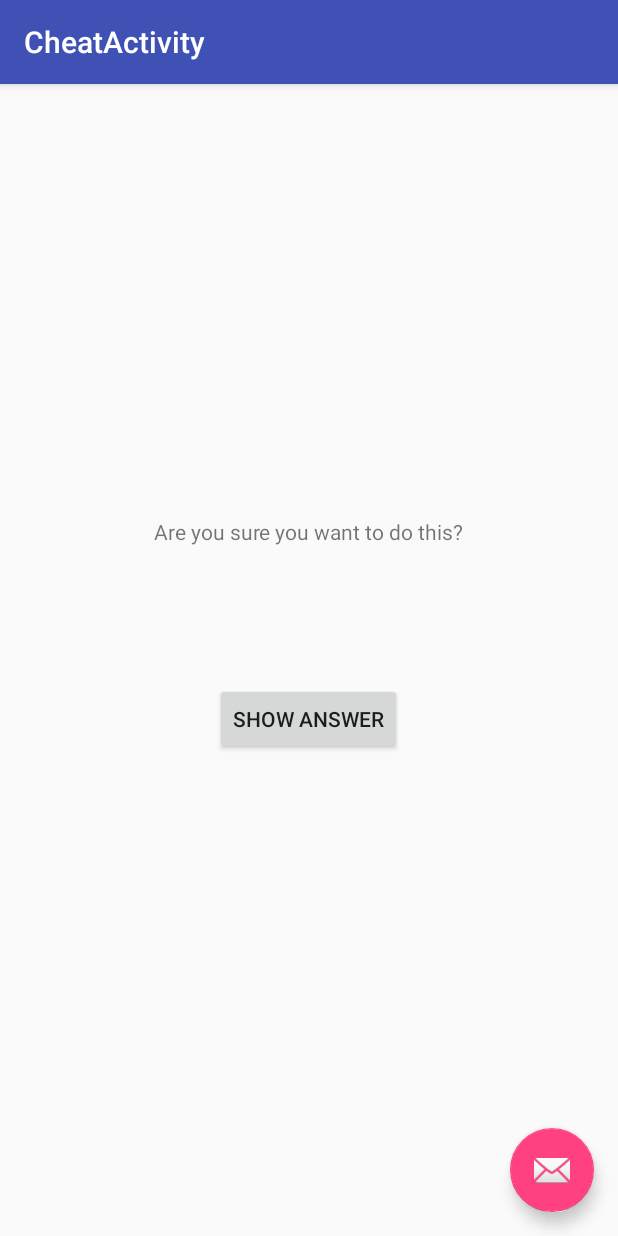
After one commit to agentbug/GeoQuiz, an Android app: the CheatActivity screen opened directly, with no data from a screen before it, on a phone screen of 412 x 824 dp. The commit adds this screen. Run offline under Robolectric (Android 15) with nearby library versions, the phone set to English and light mode, and no system bars.

Commit message:
chapitre 5 with cheating

```diff
--- a/app/src/main/AndroidManifest.xml
+++ b/app/src/main/AndroidManifest.xml
@@ -18,6 +18,11 @@
                 <category android:name="android.intent.category.LAUNCHER"/>
             </intent-filter>
         </activity>
+        <activity
+            android:name=".CheatActivity"
+            android:label="@string/title_activity_cheat"
+            android:theme="@style/AppTheme.NoActionBar">
+        </activity>
     </application>
 
 </manifest>
--- /dev/null
+++ b/app/src/main/java/com/bignerdranch/com/geoquiz/CheatActivity.java
@@ -0,0 +1,98 @@
+package com.bignerdranch.com.geoquiz;
+
+import android.content.Context;
+import android.content.Intent;
+import android.os.Bundle;
+import android.support.design.widget.FloatingActionButton;
+import android.support.design.widget.Snackbar;
+import android.support.v7.app.AppCompatActivity;
+import android.support.v7.widget.Toolbar;
+import android.view.View;
+import android.widget.Button;
+import android.widget.EditText;
+import android.widget.TextView;
+
+import org.w3c.dom.Text;
+
+public class CheatActivity extends AppCompatActivity {
+
+    private static final String EXTRA_ANSWER_IS_TRUE = "com.bignerdranch.android.geoquiz.answer_is_true";
+    private static final String EXTRA_ANSWER_SHOWN = "com.bignerdranch.android.geoquiz.answer_shown";
+    private boolean mAnswerIsTrue;
+
+    private TextView mAnswerTextView;
+    private Button mShowAnswer;
+
+    private boolean mIsCheater;
+
+    public static Intent newIntent(Context packageContext, boolean answerIsTrue){
+        Intent i = new Intent(packageContext, CheatActivity.class);
+        i.putExtra(EXTRA_ANSWER_IS_TRUE, answerIsTrue);
+        return i;
+    }
+
+    public static boolean wasAnswerShown(Intent result){
+        return result.getBooleanExtra(EXTRA_ANSWER_SHOWN,false);
+    }
+
+
+
+    @Override
+    protected void onCreate(Bundle savedInstanceState) {
+        super.onCreate(savedInstanceState);
+        setContentView(R.layout.activity_cheat);
+        Toolbar toolbar = (Toolbar) findViewById(R.id.toolbar);
+        setSupportActionBar(toolbar);
+
+
+
+        mAnswerIsTrue = getIntent().getBooleanExtra(EXTRA_ANSWER_IS_TRUE,false);
+
+        mAnswerTextView = (TextView) findViewById(R.id.answer_text_view);
+
+        mShowAnswer = (Button) findViewById(R.id.show_answer_button);
+        mShowAnswer.setOnClickListener(new View.OnClickListener() {
+            @Override
+            public void onClick(View v) {
+                if(mAnswerIsTrue){
+                    mAnswerTextView.setText(R.string.true_button);
+                }else{
+                    mAnswerTextView.setText(R.string.false_button);
+                }
+                mIsCheater = true;
+                setanswerShownResult(true);
+            }
+        });
+
+        FloatingActionButton fab = (FloatingActionButton) findViewById(R.id.fab);
+        fab.setOnClickListener(new View.OnClickListener() {
+            @Override
+            public void onClick(View view) {
+                Snackbar.make(view, "Replace with your own action", Snackbar.LENGTH_LONG)
+                        .setAction("Action", null).show();
+            }
+        });
+
+        if(savedInstanceState != null){
+            mIsCheater = savedInstanceState.getBoolean(EXTRA_ANSWER_SHOWN,false);
+            if(mAnswerIsTrue){
+                mAnswerTextView.setText(R.string.true_button);
+            }else{
+                mAnswerTextView.setText(R.string.false_button);
+            }
+        }
+    }
+
+    @Override
+    public void onSaveInstanceState(Bundle savedInstanceState){
+        super.onSaveInstanceState(savedInstanceState);
+        savedInstanceState.putBoolean(EXTRA_ANSWER_SHOWN, mIsCheater);
+    }
+    private void setanswerShownResult(boolean isanswerShown){
+
+        Intent data = new Intent();
+        data.putExtra(EXTRA_ANSWER_SHOWN,isanswerShown);
+        setResult(RESULT_OK, data);
+    }
+
+}
--- /dev/null
+++ b/app/src/main/res/layout/activity_cheat.xml
@@ -0,0 +1,35 @@
+<?xml version="1.0" encoding="utf-8"?>
+<android.support.design.widget.CoordinatorLayout
+    xmlns:android="http://schemas.android.com/apk/res/android"
+    xmlns:app="http://schemas.android.com/apk/res-auto"
+    xmlns:tools="http://schemas.android.com/tools"
+    android:layout_width="match_parent"
+    android:layout_height="match_parent"
+    android:fitsSystemWindows="true"
+    tools:context="com.bignerdranch.com.geoquiz.CheatActivity">
+
+    <android.support.design.widget.AppBarLayout
+        android:layout_width="match_parent"
+        android:layout_height="wrap_content"
+        android:theme="@style/AppTheme.AppBarOverlay">
+
+        <android.support.v7.widget.Toolbar
+            android:id="@+id/toolbar"
+            android:layout_width="match_parent"
+            android:layout_height="?attr/actionBarSize"
+            android:background="?attr/colorPrimary"
+            app:popupTheme="@style/AppTheme.PopupOverlay"/>
+
+    </android.support.design.widget.AppBarLayout>
+
+    <include layout="@layout/content_cheat"/>
+
+    <android.support.design.widget.FloatingActionButton
+        android:id="@+id/fab"
+        android:layout_width="wrap_content"
+        android:layout_height="wrap_content"
+        android:layout_gravity="bottom|end"
+        android:layout_margin="@dimen/fab_margin"
+        android:src="@android:drawable/ic_dialog_email"/>
+
+</android.support.design.widget.CoordinatorLayout>
--- /dev/null
+++ b/app/src/main/res/layout/content_cheat.xml
@@ -0,0 +1,29 @@
+<?xml version="1.0" encoding="utf-8"?>
+
+    <LinearLayout
+        xmlns:android="http://schemas.android.com/apk/res/android"
+        xmlns:tools="http://schemas.android.com/tools"
+        android:layout_width="match_parent"
+        android:layout_height="match_parent"
+        android:gravity="center"
+        android:orientation = "vertical"
+        tools:context="com.bignerdranch.com.geoquiz.CheatActivity">
+
+        <TextView
+            android:layout_width="wrap_content"
+            android:layout_height="wrap_content"
+            android:padding="24dp"
+            android:text="@string/warning_text"/>
+
+        <TextView
+            android:id="@+id/answer_text_view"
+            android:layout_width="wrap_content"
+            android:layout_height="wrap_content"
+            android:padding="24dp"
+            tools:text="Answer"/>
+        <Button
+            android:id="@+id/show_answer_button"
+            android:layout_width="wrap_content"
+            android:layout_height="wrap_content"
+            android:text="@string/show_answer_button"/>
+</LinearLayout>
--- a/app/src/main/res/values/strings.xml
+++ b/app/src/main/res/values/strings.xml
@@ -12,4 +12,9 @@
     <string name="question_americas">The Amazon River is the longest river in the Americas.</string>
     <string name="question_asia">Lake Baikal is the world\'s oldest and deepest freshwater lake.</string>
     <string name="question_africa">The source of the Nile River is in Egypt.</string>
+    <string name="warning_text">Are you sure you want to do this?</string>
+    <string name="show_answer_button">Show answer</string>
+    <string name="cheat_button">cheat!</string>
+    <string name="judgment_toast">Cheating is wrong.</string>
+    <string name="title_activity_cheat">CheatActivity</string>
 </resources>
```
Also changed, not shown: app/src/main/java/com/bignerdranch/com/geoquiz/QuizActivity.java (+73 -12 lines), app/src/main/res/layout-land/content_quiz.xml (+6 -1 lines), app/src/main/res/layout/content_quiz.xml (+6 -1 lines).
